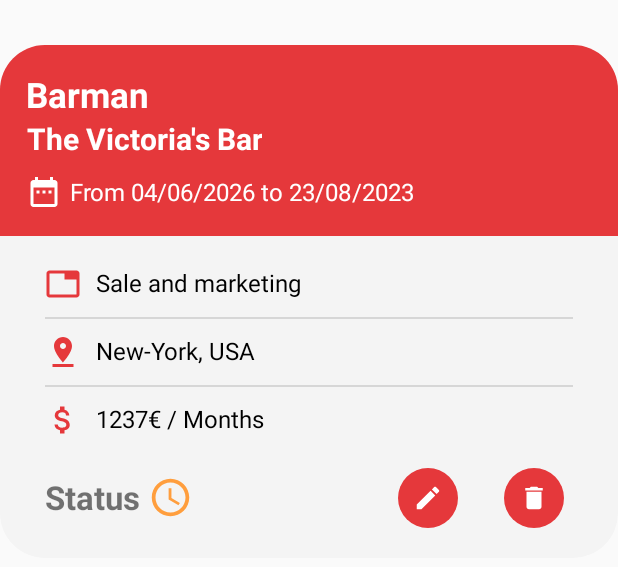
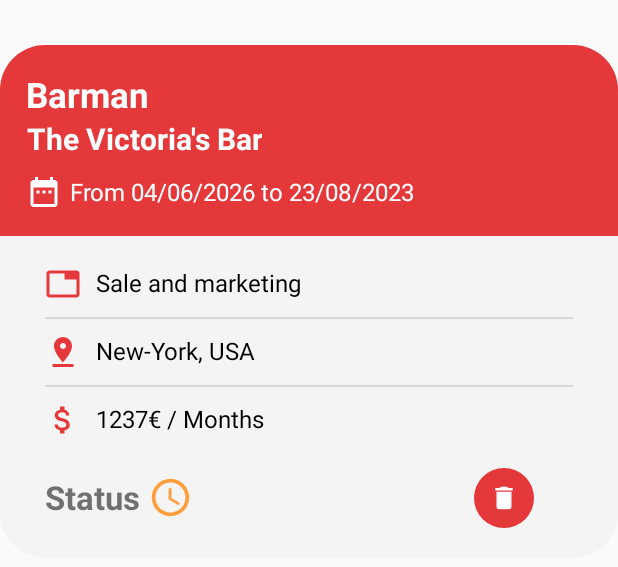
Before and after one commit to ArnaudCs/HAI811I-Interim, an Android app: the layout application_element_cards.xml on its own in the app's theme, with its tools: preview values and no code run, on a phone screen of 412 x 824 dp. Shown: the top 567 px of the screen. Run offline under Robolectric (Android 15) with nearby library versions, the phone set to English and light mode, and no system bars.

Commit message:
[AS] Added application deletion and removed edit btn

```diff
--- a/app/src/main/java/com/example/interim/offers/applicationCard_ViewHolder.java
+++ b/app/src/main/java/com/example/interim/offers/applicationCard_ViewHolder.java
@@ -15,6 +15,7 @@ import org.checkerframework.checker.nullness.qual.NonNull;
 
 public class applicationCard_ViewHolder extends RecyclerView.ViewHolder {
     String jobId;
+    String applicationId;
     TextView jobTitle;
     TextView companyName;
     TextView jobDate;
@@ -24,7 +25,7 @@ public class applicationCard_ViewHolder extends RecyclerView.ViewHolder {
     TextView jobSalary;
     ImageView statusIcon;
 
-    LinearLayout modifyBtn, deleteBtn;
+    LinearLayout deleteBtn;
 
     public applicationCard_ViewHolder(@NonNull View itemView) {
         super(itemView);
@@ -36,7 +37,6 @@ public class applicationCard_ViewHolder extends RecyclerView.ViewHolder {
         postDate = itemView.findViewById(R.id.postDate);
         jobLocation = itemView.findViewById(R.id.jobLocation);
         jobSalary = itemView.findViewById(R.id.jobSalary);
-        modifyBtn = itemView.findViewById(R.id.modifyApplicationBtn);
         deleteBtn = itemView.findViewById(R.id.deleteApplicationBtn);
         statusIcon = itemView.findViewById(R.id.statusIcon);
     }
--- a/app/src/main/res/layout/application_element_cards.xml
+++ b/app/src/main/res/layout/application_element_cards.xml
@@ -237,53 +237,28 @@
 
                     </LinearLayout>
 
-                    <LinearLayout
-                        android:layout_width="0dp"
-                        android:gravity="center"
-                        android:layout_height="wrap_content"
-                        android:layout_weight="2">
-
-                        <LinearLayout
-                            android:id="@+id/modifyApplicationBtn"
-                            android:layout_width="40dp"
-                            android:layout_height="40dp"
-                            android:gravity="center"
-                            android:background="@drawable/redbutton">
-
-                            <ImageView
-                                android:layout_margin="10dp"
-                                android:layout_width="20dp"
-                                android:layout_height="20dp"
-                                app:tint="@color/white"
-                                android:backgroundTint="@color/white"
-                                android:foregroundTint="@color/white"
-                                android:src="@drawable/baseline_edit_24">
-
-                            </ImageView>
-                        </LinearLayout>
-                    </LinearLayout>
 
                     <LinearLayout
                         android:layout_width="0dp"
-                        android:gravity="center"
                         android:layout_height="wrap_content"
-                        android:layout_weight="2">
+                        android:layout_weight="2"
+                        android:gravity="right">
 
                         <LinearLayout
                             android:id="@+id/deleteApplicationBtn"
                             android:layout_width="40dp"
                             android:layout_height="40dp"
-                            android:gravity="center"
-                            android:background="@drawable/redbutton">
+                            android:background="@drawable/redbutton"
+                            android:gravity="center">
 
                             <ImageView
-                                android:layout_margin="10dp"
                                 android:layout_width="20dp"
                                 android:layout_height="20dp"
-                                app:tint="@color/white"
+                                android:layout_margin="10dp"
                                 android:backgroundTint="@color/white"
                                 android:foregroundTint="@color/white"
-                                android:src="@drawable/baseline_delete_24">
+                                android:src="@drawable/baseline_delete_24"
+                                app:tint="@color/white">
 
                             </ImageView>
                         </LinearLayout>
```
Also changed, not shown: app/src/main/java/com/example/interim/offers/applicationCard_ViewAdapter.java (+55 -5 lines), app/src/main/java/com/example/interim/offers/fragment_my_applications.java (+10 -3 lines).
